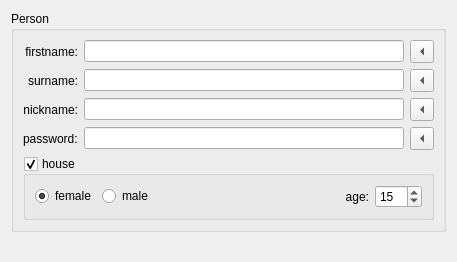
First picture: the form in src/components/xregistrationformcomponent.ui, repository HJCMS/xhtmldbg, before the edit.
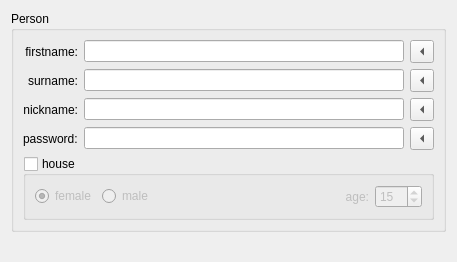
Second picture: the form after the edit.

Patch:
```diff
--- a/src/components/xregistrationformcomponent.ui
+++ b/src/components/xregistrationformcomponent.ui
@@ -138,7 +138,7 @@
          <bool>true</bool>
         </property>
         <property name="checked">
-         <bool>true</bool>
+         <bool>false</bool>
         </property>
         <layout class="QHBoxLayout" name="horizontalLayout">
          <item>
```
